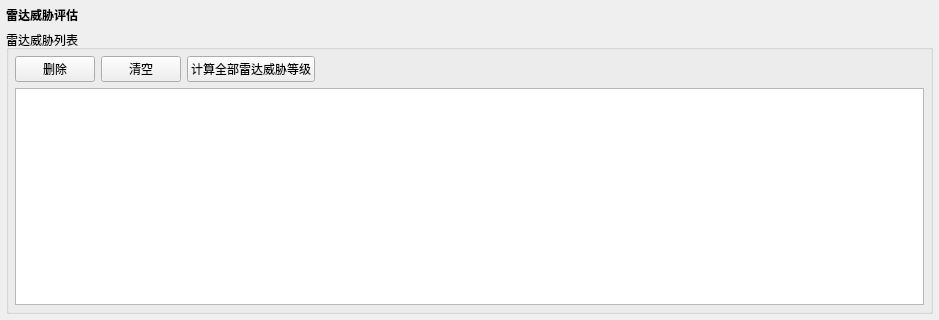
The window that Project/src/EstimateSituation/RZThreatAssess.ui (jackstraw1112/UVA-MissionPlanning) describes before a commit, drawn with Qt 5.
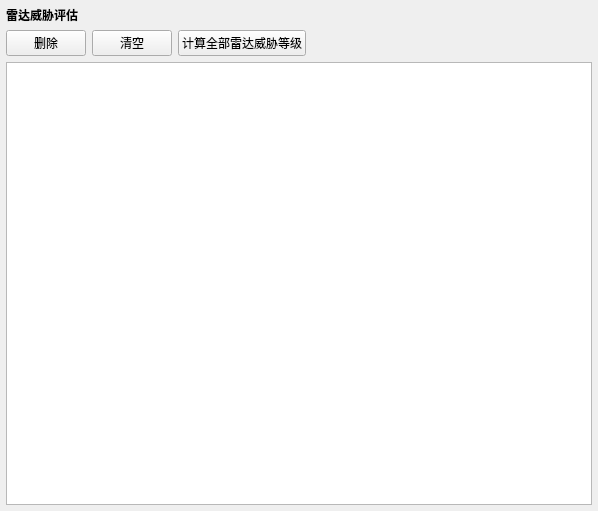
The same window after the commit.

Commit message: 完善雷达威胁评估

Diff of the .ui file:
```diff
--- a/Project/src/EstimateSituation/RZThreatAssess.ui
+++ b/Project/src/EstimateSituation/RZThreatAssess.ui
@@ -6,8 +6,8 @@
    <rect>
     <x>0</x>
     <y>0</y>
-    <width>939</width>
-    <height>320</height>
+    <width>598</width>
+    <height>511</height>
    </rect>
   </property>
   <property name="minimumSize">
@@ -48,24 +48,6 @@
     </widget>
    </item>
    <item>
-    <widget class="QGroupBox" name="groupThreatTable">
-     <property name="title">
-      <string>雷达威胁列表</string>
-     </property>
-     <layout class="QVBoxLayout" name="verticalLayout_table">
-      <property name="leftMargin">
-       <number>6</number>
-      </property>
-      <property name="topMargin">
-       <number>6</number>
-      </property>
-      <property name="rightMargin">
-       <number>6</number>
-      </property>
-      <property name="bottomMargin">
-       <number>6</number>
-      </property>
-      <item>
        <layout class="QHBoxLayout" name="horizontalLayout_tableBtns">
         <item>
          <widget class="QPushButton" name="btnRemoveRows">
@@ -126,9 +108,6 @@
         <property name="selectionBehavior">
          <enum>QAbstractItemView::SelectRows</enum>
         </property>
-       </widget>
-      </item>
-     </layout>
     </widget>
    </item>
   </layout>
```
Lines whose indentation alone changed are shown as unchanged. The commit also changes 7 other files.
